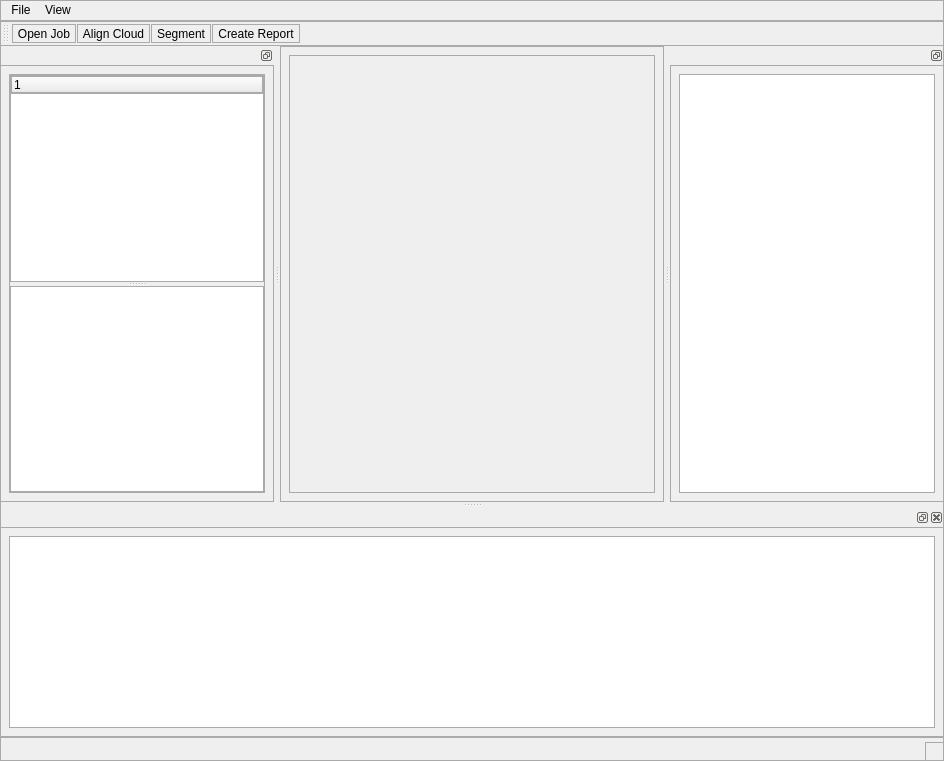
The window that designer/main_window.ui (jacondv/PPS_Report_Tool) describes before a commit, drawn with Qt 5.
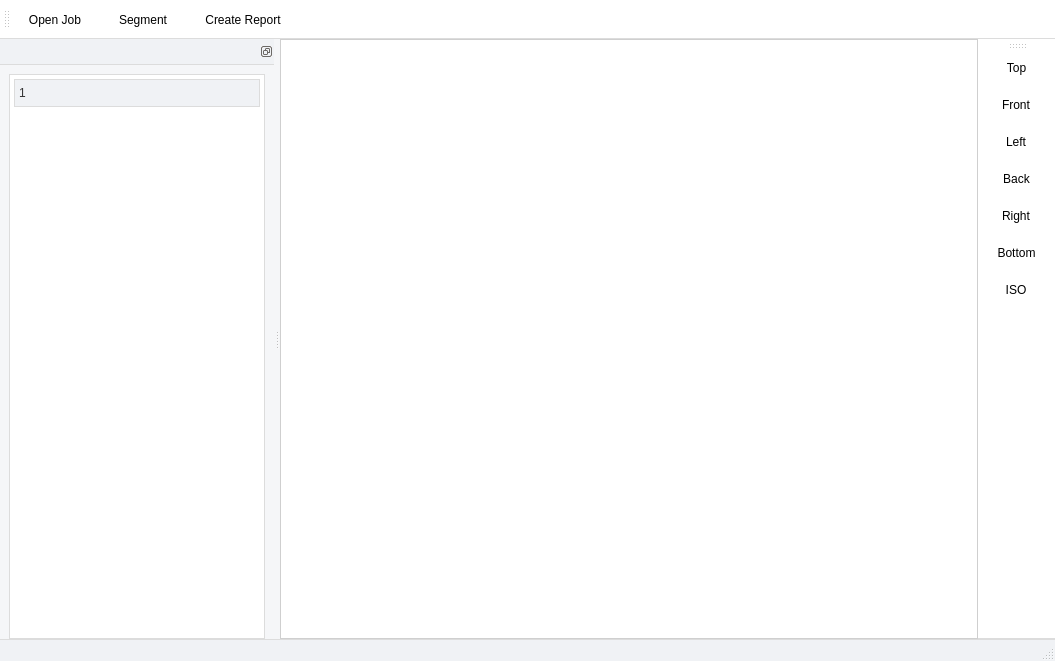
The same window after the commit. Icons and pictures are not drawn.

```diff
--- a/designer/main_window.ui
+++ b/designer/main_window.ui
@@ -6,21 +6,224 @@
    <rect>
     <x>0</x>
     <y>0</y>
-    <width>944</width>
-    <height>761</height>
+    <width>1055</width>
+    <height>661</height>
    </rect>
   </property>
   <property name="windowTitle">
    <string>MainWindow</string>
   </property>
   <property name="styleSheet">
-   <string notr="true">border: 1px solid rgb(170, 170, 170);
+   <string notr="true">/* =========================
+   GLOBAL
+========================= */
+QMainWindow {
+    background-color: #f5f6f8;
+    color: #2b2b2b;
+    font-family: &quot;Segoe UI&quot;, &quot;Roboto&quot;, &quot;Arial&quot;;
+    font-size: 12px;
+}
+
+/* =========================
+   CENTRAL WIDGET
+========================= */
+QWidget#centralwidget {
+    background-color: #f5f6f8;
+}
+
+/* =========================
+   TOOLBAR
+========================= */
+QToolBar {
+    background: #ffffff;
+    border-bottom: 1px solid #dcdcdc;
+    spacing: 6px;
+    padding: 4px;
+}
+
+QToolButton {
+    background-color: transparent;
+    border: 1px solid transparent;
+    padding: 6px 10px;
+    border-radius: 4px;
+}
+
+QToolButton:hover {
+    background-color: #e8f1fb;
+    border: 1px solid #c9def4;
+}
+
+QToolButton:pressed {
+    background-color: #0078d7;
+    border: 1px solid #0078d7;
+    color: #ffffff;
+}
+
+/* =========================
+   MENU BAR
+========================= */
+QMenuBar {
+    background-color: #ffffff;
+    color: #2b2b2b;
+    border-bottom: 1px solid #dcdcdc;
+}
+
+QMenuBar::item:selected {
+    background-color: #e8f1fb;
+}
+
+QMenu {
+    background-color: #ffffff;
+    border: 1px solid #dcdcdc;
+}
+
+QMenu::item:selected {
+    background-color: #0078d7;
+    color: #ffffff;
+}
+
+/* =========================
+   DOCK WIDGET
+========================= */
+QDockWidget {
+    background-color: #ffffff;
+}
+
+QDockWidget::title {
+    background: #f0f2f5;
+    padding: 6px;
+    border-bottom: 1px solid #dcdcdc;
+    font-weight: bold;
+}
+
+QDockWidget::close-button,
+QDockWidget::float-button {
+    border: none;
+    background: transparent;
+}
+
+QDockWidget::close-button:hover,
+QDockWidget::float-button:hover {
+    background: #e8f1fb;
+}
+
+/* =========================
+   TREE WIDGET
+========================= */
+QTreeWidget {
+    background-color: #ffffff;
+    alternate-background-color: #f6f8fa;
+    border: 1px solid #dcdcdc;
+    padding: 4px;
+}
+
+QTreeWidget::item {
+    padding: 4px;
+}
+
+QTreeWidget::item:selected {
+    background-color: #cfe5ff;
+    color: #000000;
+}
+
+QHeaderView::section {
+    background-color: #f0f2f5;
+    color: #333333;
+    padding: 4px;
+    border: 1px solid #dcdcdc;
+}
+
+/* =========================
+   LIST WIDGET
+========================= */
+QListWidget {
+    background-color: #ffffff;
+    border: 1px solid #dcdcdc;
+}
+
+QListWidget::item {
+    padding: 6px;
+}
+
+QListWidget::item:selected {
+    background-color: #cfe5ff;
+    color: #000000;
+}
+
+/* =========================
+   SPLITTER
+========================= */
+QSplitter::handle {
+    background-color: #dcdcdc;
+}
+
+QSplitter::handle:hover {
+    background-color: #0078d7;
+}
+
+/* =========================
+   STATUS BAR
+========================= */
+QStatusBar {
+    background-color: #f0f2f5;
+    border-top: 1px solid #dcdcdc;
+    color: #333333;
+}
+
+/* =========================
+   SCROLL BAR
+========================= */
+QScrollBar:vertical {
+    background: #f0f2f5;
+    width: 12px;
+}
+
+QScrollBar::handle:vertical {
+    background: #c4c4c4;
+    border-radius: 6px;
+}
+
+QScrollBar::handle:vertical:hover {
+    background: #0078d7;
+}
+
+QScrollBar::add-line:vertical,
+QScrollBar::sub-line:vertical {
+    background: none;
+}
+
+/* =========================
+   CLOUD VIEW PLACEHOLDER
+========================= */
+QWidget#cloud_viewer {
+    background-color: #ffffff;
+    border: 1px solid #cfcfcf;
+}
 </string>
   </property>
   <widget class="QWidget" name="centralwidget">
    <layout class="QVBoxLayout" name="verticalLayout_4">
+    <property name="leftMargin">
+     <number>0</number>
+    </property>
+    <property name="topMargin">
+     <number>0</number>
+    </property>
+    <property name="rightMargin">
+     <number>0</number>
+    </property>
+    <property name="bottomMargin">
+     <number>0</number>
+    </property>
     <item>
-     <widget class="QWidget" name="cloud_viewer" native="true"/>
+     <widget class="QWidget" name="cloud_viewer" native="true">
+      <property name="sizePolicy">
+       <sizepolicy hsizetype="Expanding" vsizetype="Expanding">
+        <horstretch>0</horstretch>
+        <verstretch>0</verstretch>
+       </sizepolicy>
+      </property>
+     </widget>
     </item>
    </layout>
   </widget>
@@ -34,49 +237,27 @@
    </attribute>
    <widget class="QWidget" name="dockWidgetContents">
     <layout class="QVBoxLayout" name="verticalLayout">
+     <property name="bottomMargin">
+      <number>0</number>
+     </property>
      <item>
       <widget class="QSplitter" name="splitter">
        <property name="orientation">
         <enum>Qt::Vertical</enum>
        </property>
        <widget class="QTreeWidget" name="treeJobData"/>
-       <widget class="QListWidget" name="listJobProperty"/>
       </widget>
      </item>
     </layout>
    </widget>
   </widget>
-  <widget class="QDockWidget" name="dockWidget_2">
-   <attribute name="dockWidgetArea">
-    <number>8</number>
-   </attribute>
-   <widget class="QWidget" name="dockWidgetContents_2">
-    <layout class="QVBoxLayout" name="verticalLayout_3">
-     <item>
-      <widget class="QListWidget" name="listStatus"/>
-     </item>
-    </layout>
-   </widget>
-  </widget>
-  <widget class="QDockWidget" name="dockWidget_3">
-   <property name="features">
-    <set>QDockWidget::DockWidgetFloatable|QDockWidget::DockWidgetMovable</set>
-   </property>
-   <attribute name="dockWidgetArea">
-    <number>2</number>
-   </attribute>
-   <widget class="QWidget" name="dockWidgetContents_3">
-    <layout class="QVBoxLayout" name="verticalLayout_2">
-     <item>
-      <widget class="QListWidget" name="listReportInfo"/>
-     </item>
-    </layout>
-   </widget>
-  </widget>
   <widget class="QToolBar" name="toolBar">
    <property name="windowTitle">
     <string>toolBar</string>
    </property>
+   <property name="toolButtonStyle">
+    <enum>Qt::ToolButtonTextUnderIcon</enum>
+   </property>
    <attribute name="toolBarArea">
     <enum>TopToolBarArea</enum>
    </attribute>
@@ -84,31 +265,26 @@
     <bool>false</bool>
    </attribute>
    <addaction name="actionOpen_Job"/>
-   <addaction name="actionAlign_Cloud"/>
    <addaction name="actionSegment"/>
    <addaction name="actionCreate_Report"/>
   </widget>
-  <widget class="QMenuBar" name="menubar">
-   <property name="geometry">
-    <rect>
-     <x>0</x>
-     <y>0</y>
-     <width>944</width>
-     <height>24</height>
-    </rect>
+  <widget class="QToolBar" name="toolBar_2">
+   <property name="windowTitle">
+    <string>toolBar_2</string>
    </property>
-   <widget class="QMenu" name="menuFile">
-    <property name="title">
-     <string>File</string>
-    </property>
-   </widget>
-   <widget class="QMenu" name="menuView">
-    <property name="title">
-     <string>View</string>
-    </property>
-   </widget>
-   <addaction name="menuFile"/>
-   <addaction name="menuView"/>
+   <attribute name="toolBarArea">
+    <enum>RightToolBarArea</enum>
+   </attribute>
+   <attribute name="toolBarBreak">
+    <bool>false</bool>
+   </attribute>
+   <addaction name="actionSet_Top_View"/>
+   <addaction name="actionSet_Front_View"/>
+   <addaction name="actionSet_Left_View"/>
+   <addaction name="actionSet_Back_View"/>
+   <addaction name="actionSet_Right_View"/>
+   <addaction name="actionSet_Bottom_View"/>
+   <addaction name="actionSet_Isometric"/>
   </widget>
   <action name="actionOpen_Job">
    <property name="icon">
@@ -121,22 +297,6 @@
     <enum>QAction::TextHeuristicRole</enum>
    </property>
   </action>
-  <action name="actionAlign_Cloud">
-   <property name="text">
-    <string>Align Cloud</string>
-   </property>
-   <property name="menuRole">
-    <enum>QAction::NoRole</enum>
-   </property>
-  </action>
-  <action name="actionSegment">
-   <property name="text">
-    <string>Segment</string>
-   </property>
-   <property name="menuRole">
-    <enum>QAction::NoRole</enum>
-   </property>
-  </action>
   <action name="actionCreate_Report">
    <property name="text">
     <string>Create Report</string>
@@ -145,6 +305,114 @@
     <enum>QAction::NoRole</enum>
    </property>
   </action>
+  <action name="actionSegment">
+   <property name="icon">
+    <iconset resource="resource.qrc">
+     <normaloff>:/icon/icon/crop.png</normaloff>:/icon/icon/crop.png</iconset>
+   </property>
+   <property name="text">
+    <string>Segment</string>
+   </property>
+   <property name="menuRole">
+    <enum>QAction::NoRole</enum>
+   </property>
+  </action>
+  <action name="actionSet_Top_View">
+   <property name="icon">
+    <iconset resource="resource.qrc">
+     <normaloff>:/icon/icon/top.png</normaloff>:/icon/icon/top.png</iconset>
+   </property>
+   <property name="text">
+    <string>Top</string>
+   </property>
+   <property name="toolTip">
+    <string>Top view</string>
+   </property>
+   <property name="menuRole">
+    <enum>QAction::NoRole</enum>
+   </property>
+  </action>
+  <action name="actionSet_Front_View">
+   <property name="icon">
+    <iconset resource="resource.qrc">
+     <normaloff>:/icon/icon/front.png</normaloff>:/icon/icon/front.png</iconset>
+   </property>
+   <property name="text">
+    <string>Front</string>
+   </property>
+   <property name="menuRole">
+    <enum>QAction::NoRole</enum>
+   </property>
+  </action>
+  <action name="actionSet_Left_View">
+   <property name="icon">
+    <iconset resource="resource.qrc">
+     <normaloff>:/icon/icon/left.png</normaloff>:/icon/icon/left.png</iconset>
+   </property>
+   <property name="text">
+    <string>Left</string>
+   </property>
+   <property name="menuRole">
+    <enum>QAction::NoRole</enum>
+   </property>
+  </action>
+  <action name="actionSet_Right_View">
+   <property name="icon">
+    <iconset resource="resource.qrc">
+     <normaloff>:/icon/icon/right.png</normaloff>:/icon/icon/right.png</iconset>
+   </property>
+   <property name="text">
+    <string>Right</string>
+   </property>
+   <property name="menuRole">
+    <enum>QAction::NoRole</enum>
+   </property>
+  </action>
+  <action name="actionSet_Back_View">
+   <property name="icon">
+    <iconset resource="resource.qrc">
+     <normaloff>:/icon/icon/back.png</normaloff>:/icon/icon/back.png</iconset>
+   </property>
+   <property name="text">
+    <string>Back</string>
+   </property>
+   <property name="toolTip">
+    <string>Back</string>
+   </property>
+   <property name="menuRole">
+    <enum>QAction::NoRole</enum>
+   </property>
+  </action>
+  <action name="actionSet_Bottom_View">
+   <property name="icon">
+    <iconset resource="resource.qrc">
+     <normaloff>:/icon/icon/bottom.png</normaloff>:/icon/icon/bottom.png</iconset>
+   </property>
+   <property name="text">
+    <string>Bottom</string>
+   </property>
+   <property name="toolTip">
+    <string>Bottom</string>
+   </property>
+   <property name="menuRole">
+    <enum>QAction::NoRole</enum>
+   </property>
+  </action>
+  <action name="actionSet_Isometric">
+   <property name="icon">
+    <iconset resource="resource.qrc">
+     <normaloff>:/icon/icon/iso.png</normaloff>:/icon/icon/iso.png</iconset>
+   </property>
+   <property name="text">
+    <string>ISO</string>
+   </property>
+   <property name="toolTip">
+    <string>Isometric</string>
+   </property>
+   <property name="menuRole">
+    <enum>QAction::NoRole</enum>
+   </property>
+  </action>
  </widget>
  <resources/>
  <connections/>
```
Left out of the diff: 14 changed lines with no effect on the pictures.
